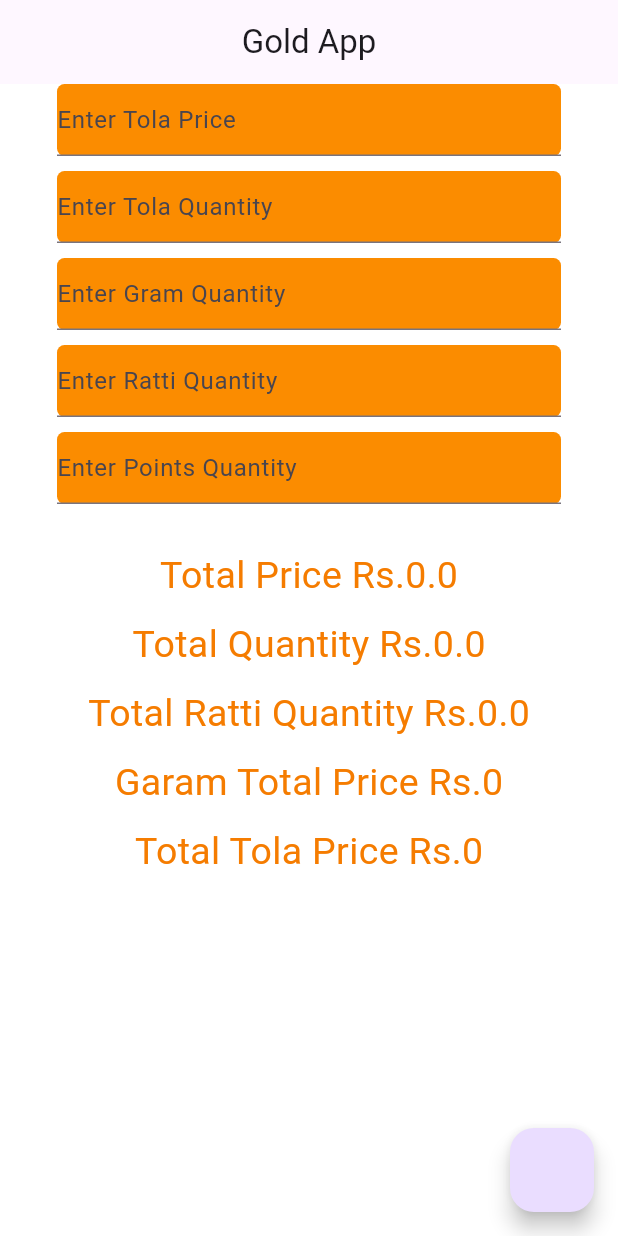
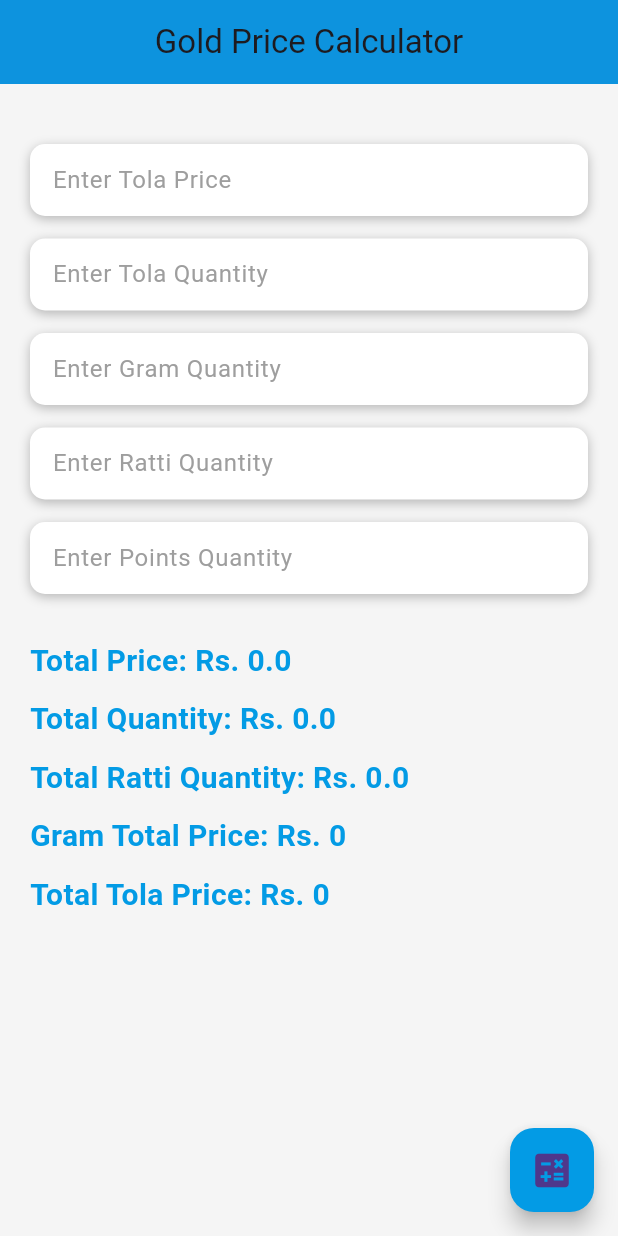
Before and after one commit to abdul077/goldApp_flutter, a Flutter app: the screen it shows after launch, on a phone screen of 412 x 824 dp. Run offline on Flutter 3.47's test engine with Material 3 defaults, Android fonts, the phone set to English and light mode, and no system bars.

Commit message:
Update GoldApp.dart

```diff
--- a/lib/GoldApp.dart
+++ b/lib/GoldApp.dart
@@ -1,119 +1,106 @@
 import 'package:flutter/material.dart';
+
 class GoldApp extends StatefulWidget {
   const GoldApp({super.key});
 
   @override
-
   State<GoldApp> createState() => _GoldAppState();
 }
 
 class _GoldAppState extends State<GoldApp> {
-  TextEditingController goldPriceController=TextEditingController();
-  TextEditingController tolaQuantityController=TextEditingController();
-  TextEditingController gramQuantityController=TextEditingController();
-  double res=0.0;
+  TextEditingController goldPriceController = TextEditingController();
+  TextEditingController tolaQuantityController = TextEditingController();
+  TextEditingController gramQuantityController = TextEditingController();
+  double res = 0.0;
+
   @override
   Widget build(BuildContext context) {
-    return Scaffold( backgroundColor: Colors.white,
-      floatingActionButton: FloatingActionButton(onPressed: (){
-        double goldPrice=double.parse(goldPriceController.text);
-        double tolaQuantity=double.parse(tolaQuantityController.text);
-        double gramQuantity=double.parse(gramQuantityController.text);
-        double pricePerGram=goldPrice/12;
-        double totalGramPrice=pricePerGram*gramQuantity;
-        res=(goldPrice*tolaQuantity)+totalGramPrice;
-        setState(() {
-
-        }
-        );
-      }
+    return Scaffold(
+      backgroundColor: Colors.grey[100],
+      floatingActionButton: FloatingActionButton(
+        onPressed: () {
+          double goldPrice = double.parse(goldPriceController.text);
+          double tolaQuantity = double.parse(tolaQuantityController.text);
+          double gramQuantity = double.parse(gramQuantityController.text);
+          double pricePerGram = goldPrice / 12;
+          double totalGramPrice = pricePerGram * gramQuantity;
+          res = (goldPrice * tolaQuantity) + totalGramPrice;
+          setState(() {});
+        },
+        backgroundColor: Colors.lightBlue.shade600, // Sky blue color
+        child: Icon(Icons.calculate, size: 30),
       ),
-
       appBar: AppBar(
-        title: Text('Gold App'),
+        title: Text('Gold Price Calculator'),
         centerTitle: true,
+        backgroundColor: Colors.lightBlue.shade600, // Sky blue color
+        elevation: 5,
       ),
-      body: Padding(
-        padding: EdgeInsets.symmetric(horizontal: 38),
+      body: SingleChildScrollView(  // Add SingleChildScrollView here for vertical scrolling
+        padding: EdgeInsets.symmetric(horizontal: 20, vertical: 40),
         child: Column(
+          crossAxisAlignment: CrossAxisAlignment.start,
           children: [
-            Container(
-              decoration: BoxDecoration(
-                color: Colors.orange.shade600,
-                borderRadius: BorderRadius.circular(5),
-              ),
-              child: TextFormField(
-                  style: TextStyle(color: Colors.white),
-                  controller: goldPriceController,
-                  decoration: InputDecoration(hintText: 'Enter Tola Price')
-              ),
-
-            ),
-            SizedBox(height: 10,),
-            Container(
-
-              decoration: BoxDecoration(
-                color: Colors.orange.shade600,
-                borderRadius: BorderRadius.circular(5),
-              ),
-              child: TextFormField(
-                  style: TextStyle(color: Colors.white),
-                  controller: tolaQuantityController,
-                  decoration: InputDecoration(hintText: 'Enter Tola Quantity')
-              ),
-
-            ),
-            SizedBox(height: 10,),
-            Container(
-
-              decoration: BoxDecoration(
-                color: Colors.orange.shade600,
-                borderRadius: BorderRadius.circular(5),
-              ),
-              child: TextFormField(
-                  style: TextStyle(color: Colors.white),
-                  controller: gramQuantityController,
-                  decoration: InputDecoration(hintText: 'Enter Gram Quantity')
-              ),
-            ),
-            SizedBox(height: 10,),
-            Container(
-
-              decoration: BoxDecoration(
-                color: Colors.orange.shade600,
-                borderRadius: BorderRadius.circular(5),
-              ),
-              child: TextFormField(
-                  style: TextStyle(color: Colors.white),
-                  controller: gramQuantityController,
-                  decoration: InputDecoration(hintText: 'Enter Ratti Quantity')
-              ),
-            ),
-            SizedBox(height: 10,),
-            Container(
-              decoration: BoxDecoration(
-                color: Colors.orange.shade600,
-                borderRadius: BorderRadius.circular(5),
-              ),
-              child: TextFormField(
-                  style: TextStyle(color: Colors.white),
-                  controller: gramQuantityController,
-                  decoration: InputDecoration(hintText: 'Enter Points Quantity')
-              ),
-            ),
-            SizedBox(height: 30,),
-            Text('Total Price Rs.$res',style: TextStyle(color: Colors.orange[700],fontSize: 25),),
-            SizedBox(height: 10,),
-            Text('Total Quantity Rs.$res',style: TextStyle(color: Colors.orange[700],fontSize: 25),),
-            SizedBox(height: 10,),
-            Text('Total Ratti Quantity Rs.$res',style: TextStyle(color: Colors.orange[700],fontSize: 25),),
-            SizedBox(height: 10,),
-            Text('Garam Total Price Rs.0',style: TextStyle(color: Colors.orange[700],fontSize: 25),),
-            SizedBox(height: 10,),
-            Text('Total Tola Price Rs.0',style: TextStyle(color: Colors.orange[700],fontSize: 25),)
+            buildTextField(goldPriceController, 'Enter Tola Price'),
+            SizedBox(height: 15),
+            buildTextField(tolaQuantityController, 'Enter Tola Quantity'),
+            SizedBox(height: 15),
+            buildTextField(gramQuantityController, 'Enter Gram Quantity'),
+            SizedBox(height: 15),
+            buildTextField(gramQuantityController, 'Enter Ratti Quantity'),
+            SizedBox(height: 15),
+            buildTextField(gramQuantityController, 'Enter Points Quantity'),
+            SizedBox(height: 30),
+            buildResultText('Total Price: Rs. $res'),
+            SizedBox(height: 10),
+            buildResultText('Total Quantity: Rs. $res'),
+            SizedBox(height: 10),
+            buildResultText('Total Ratti Quantity: Rs. $res'),
+            SizedBox(height: 10),
+            buildResultText('Gram Total Price: Rs. 0'),
+            SizedBox(height: 10),
+            buildResultText('Total Tola Price: Rs. 0'),
           ],
         ),
       ),
     );
   }
+
+  Widget buildTextField(TextEditingController controller, String hintText) {
+    return Container(
+      padding: EdgeInsets.symmetric(horizontal: 15),
+      decoration: BoxDecoration(
+        color: Colors.white,
+        borderRadius: BorderRadius.circular(10),
+        boxShadow: [
+          BoxShadow(
+            color: Colors.black26,
+            blurRadius: 6,
+            offset: Offset(0, 2),
+          )
+        ],
+      ),
+      child: TextFormField(
+        controller: controller,
+        keyboardType: TextInputType.number,
+        style: TextStyle(color: Colors.black, fontSize: 16),
+        decoration: InputDecoration(
+          border: InputBorder.none,
+          hintText: hintText,
+          hintStyle: TextStyle(color: Colors.grey.shade500),
+        ),
+      ),
+    );
+  }
+
+  Widget buildResultText(String text) {
+    return Text(
+      text,
+      style: TextStyle(
+        color: Colors.lightBlue.shade600, // Sky blue color for result texts
+        fontSize: 20,
+        fontWeight: FontWeight.bold,
+      ),
+    );
+  }
 }
```
